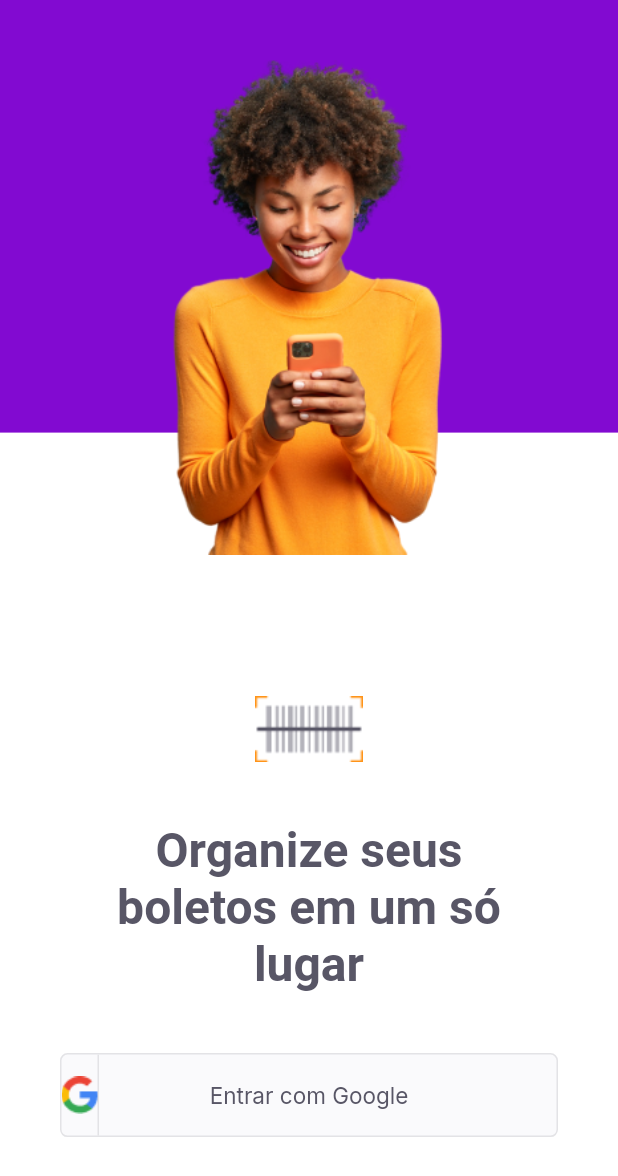
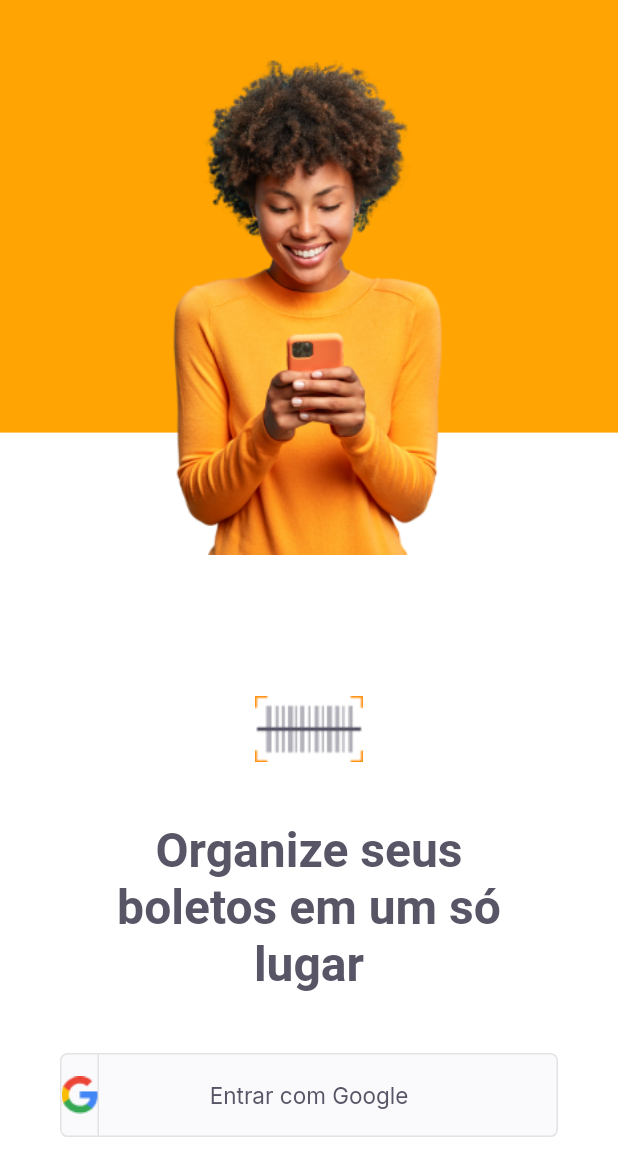
Before and after one commit to willgoncalvescruz/pay-flow, a Flutter app: the screen it shows after launch, on a phone screen of 412 x 824 dp. Shown: the top 1176 px of the screen. Run offline on Flutter 3.47's test engine with Material 2 defaults, Android fonts, the phone set to English and light mode, and no system bars; our stand-ins replace firebase_core, google_fonts, google_sign_in, shared_preferences; accounts and stored records are empty.

Commit message:
Atualizações app

```diff
--- a/lib/shared/themes/app_colors.dart
+++ b/lib/shared/themes/app_colors.dart
@@ -1,7 +1,8 @@
 import 'package:flutter/material.dart';
 
 class AppColors {
-  static final primary = Color(0xFF820ad1);
+  //static final primary = Color(0xFF820ad1);
+  static final primary = Color(0xFFFFA402);
   static final grey = Color(0xFF585666);
   static final delete = Color(0xFFE83F5B);
   static final heading = Color(0xFF585666);
```
Also changed, not shown: 1 other file.
